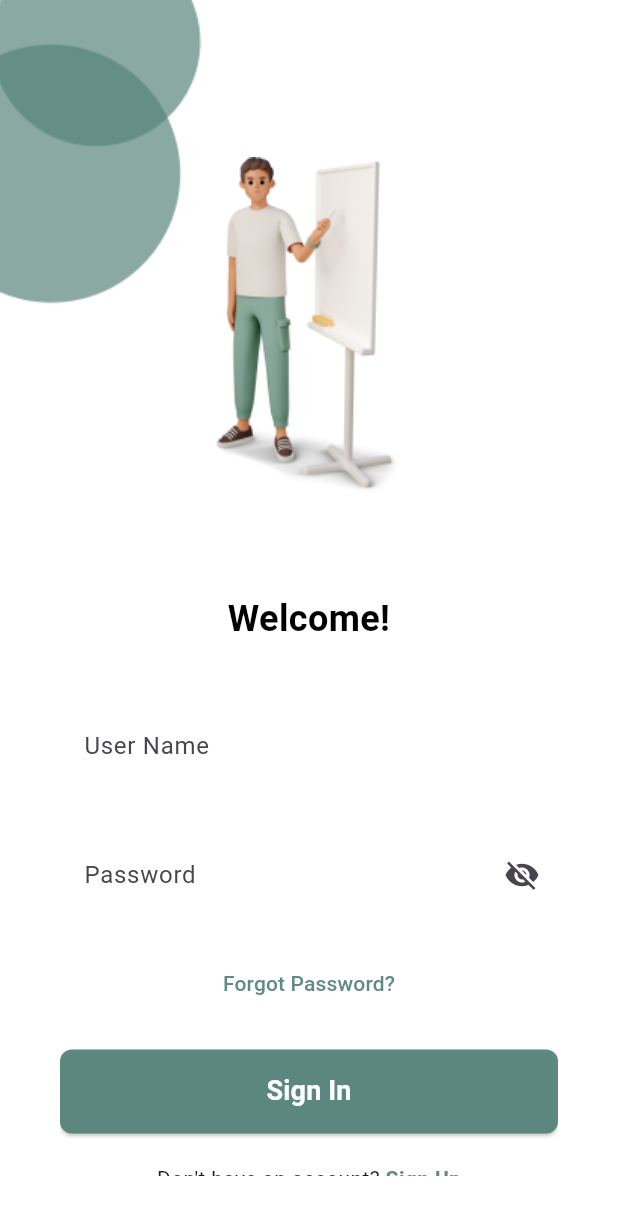
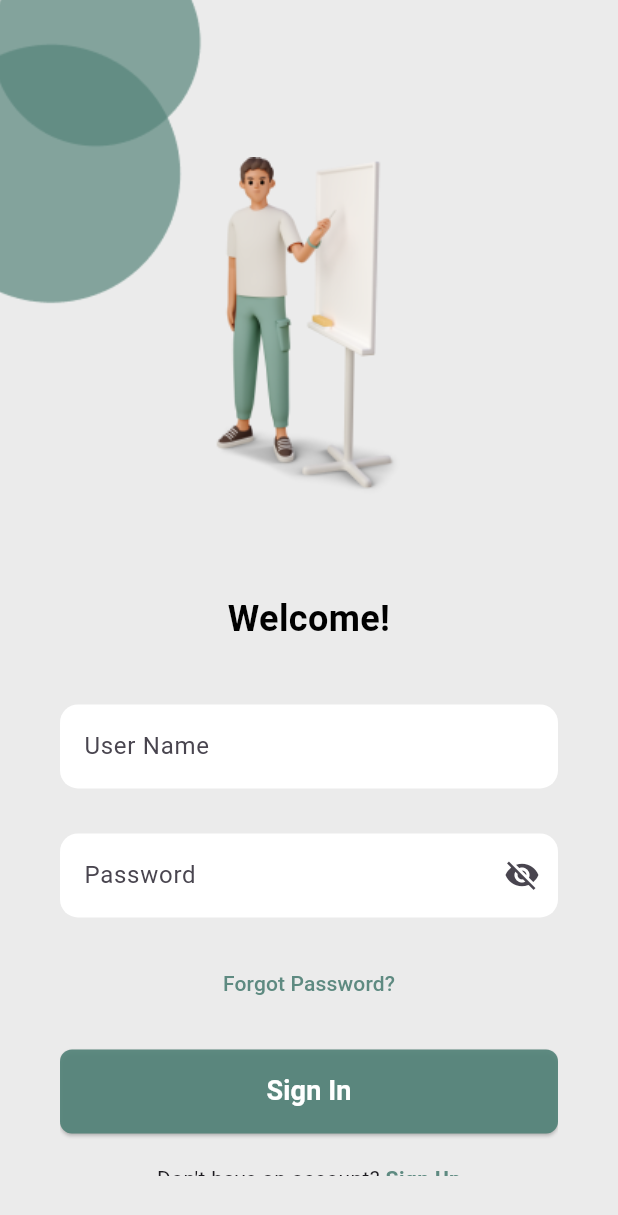
Before and after one commit to Marwanik/todo_app, a Flutter app: the screen it shows after launch, after a tap on "Get Started", on a phone screen of 412 x 824 dp. Shown: the top 1215 px of the screen. Run offline on Flutter 3.47's test engine with Material 3 defaults, Android fonts, the phone set to English and light mode, and no system bars; our stand-ins replace bloc, dio, equatable, flutter_bloc, get_it, shared_preferences; network calls fail.

Commit message:
make color clean and strings

```diff
--- a/lib/design/color/color.dart
+++ b/lib/design/color/color.dart
@@ -5,3 +5,4 @@ Color FirstTextColor = Colors.black;
 Color? SecondTextColor = Colors.grey[700];
 Color ErrorColor = Color(0xF0FF0000);
 Color whiteColor = Colors.white;
+Color BackGround =Color(0xffebebeb);
--- a/lib/design/text/string.dart
+++ b/lib/design/text/string.dart
@@ -16,7 +16,7 @@ const String No = "No";
 const String OK = "OK";
 const String Unknown = "Unknown";
 const String TodoUpdatedviaAPI = "Todo Updated via API";
-const String WaitForSuccessDeleting = "Wait For Success Deleting";
+const String WaitForSuccessDeleting = "Success Deleting!";
 const String Areyousure = "Are you sure you want to delete this todo?";
 const String Cancel = "Cancel";
 const String added = "added";
@@ -24,3 +24,4 @@ const String Pleaseenteratask = "Please enter a task";
 const String AddtoList = "Add to List";
 const String Enteryourtask = "Enter your task";
 const String Addwhatyouwant= "Add what you want to do later on...";
+const String Delete = "Delete";
--- a/lib/design/widgets/backgroundWidget.dart
+++ b/lib/design/widgets/backgroundWidget.dart
@@ -9,11 +9,11 @@ class BackgroundWidget extends StatelessWidget {
   @override
   Widget build(BuildContext context) {
     return Scaffold(
-      backgroundColor: whiteColor,
+      backgroundColor:BackGround,
       body: SafeArea(
         child: Stack(
           children: [
-
+            // Background image circles
             Positioned(
               top: -70,
               left: -100,
@@ -25,7 +25,7 @@ class BackgroundWidget extends StatelessWidget {
             ),
 
 
-
+            // The actual page content
             SafeArea(
               child: child,
             ),
--- a/lib/view/spalsh/splashScreen.dart
+++ b/lib/view/spalsh/splashScreen.dart
@@ -51,8 +51,6 @@ class _SplashScreenState extends State<SplashScreen> with SingleTickerProviderSt
       ),
     );
 
-
-
     _controller.forward();
 
     Timer(const Duration(seconds: 3), _navigateAfterSplash);
@@ -100,8 +98,7 @@ class _SplashScreenState extends State<SplashScreen> with SingleTickerProviderSt
   @override
   Widget build(BuildContext context) {
     return BackgroundWidget(
-      child: Scaffold(
-        body: Center(
+      child: Center(
         child: Stack(
           alignment: Alignment.center,
           children: [
@@ -142,7 +139,6 @@ class _SplashScreenState extends State<SplashScreen> with SingleTickerProviderSt
           ],
         ),
       ),
-      ),
     );
   }
 }
```
Also changed, not shown: lib/view/home/homeScreen.dart (+8 -8 lines). Lines whose indentation alone changed are shown as unchanged.
